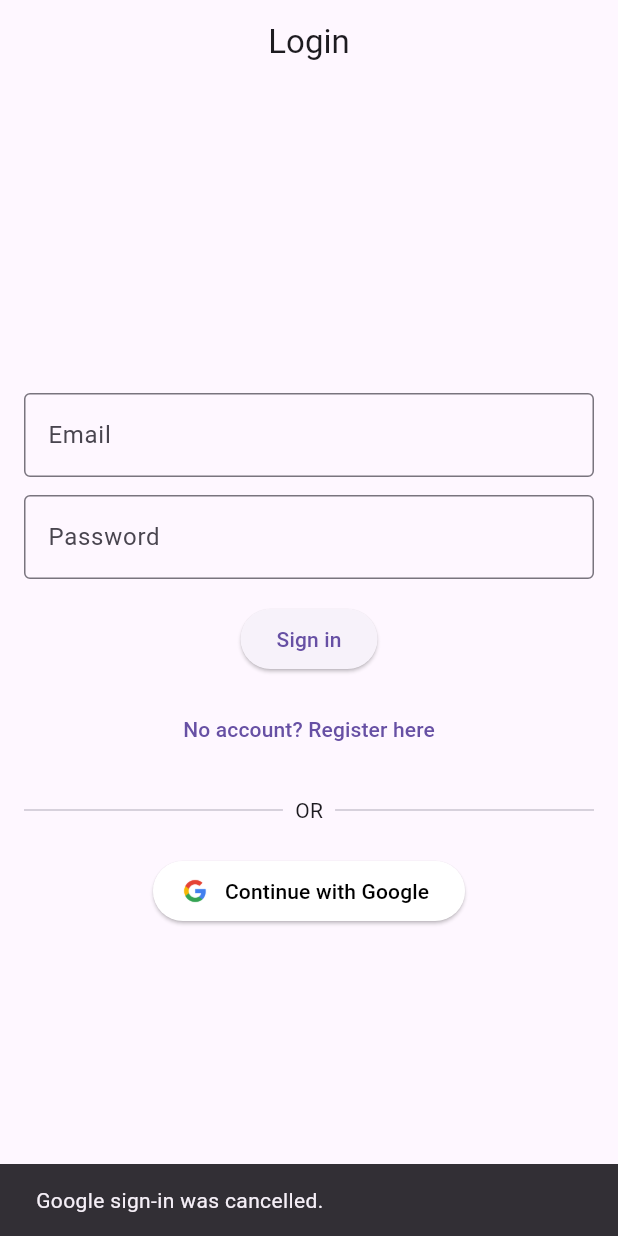
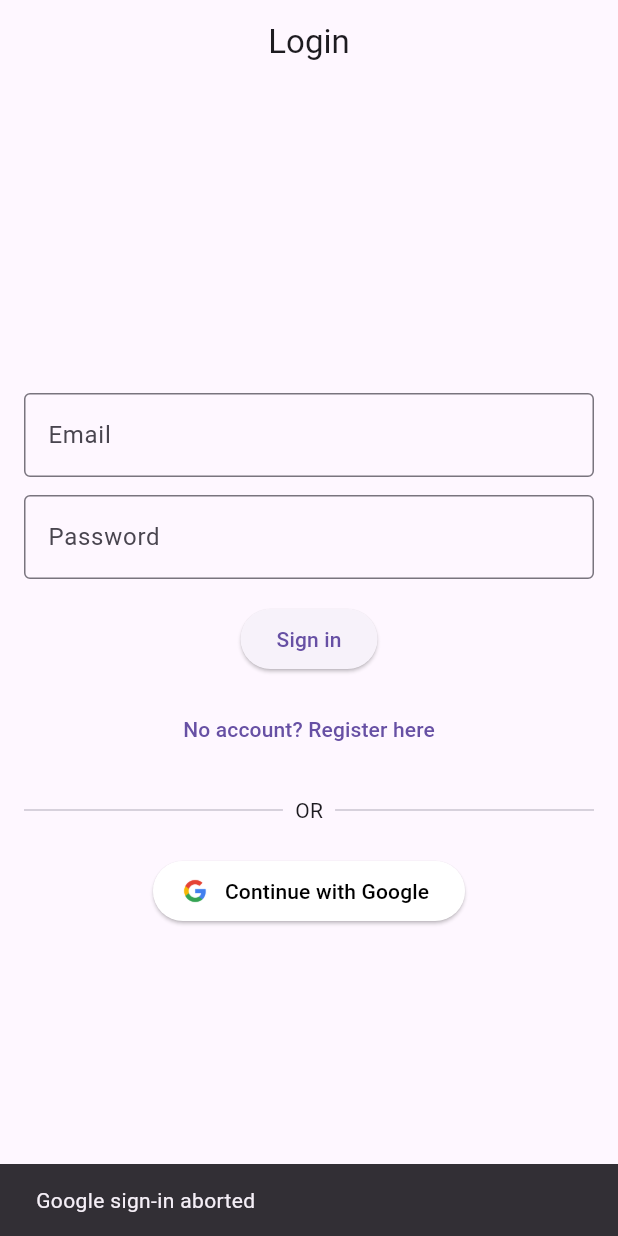
Before and after one commit to moahamedlamineremini/Ecommerce-Flutter, a Flutter app: the screen it shows after launch, after a tap on "Continue with Google", on a phone screen of 412 x 824 dp. Run offline on Flutter 3.47's test engine with Material 3 defaults, Android fonts, the phone set to English and light mode, and no system bars; our stand-ins replace firebase_auth, firebase_core, flutter_riverpod, go_router, google_sign_in; accounts and stored records are empty; generated files the repository leaves out were written again; network calls fail.

Commit message:
auth google update (some tests required)

```diff
--- a/lib/presentation/auth/auth_viewmodel.dart
+++ b/lib/presentation/auth/auth_viewmodel.dart
@@ -21,7 +21,7 @@ class AuthViewModel extends StateNotifier<User?> {
   Future<String?> signIn(String email, String password) async {
     try {
       await _auth.signInWithEmailAndPassword(email: email, password: password);
-      return null; // ✅ succès
+      return null; //  succès
     } on FirebaseAuthException catch (e) {
       return _mapErrorToMessage(e);
     } catch (_) {
@@ -48,11 +48,12 @@ class AuthViewModel extends StateNotifier<User?> {
     await _googleSignIn.signOut();
   }
 
-  /// Connexion avec Google
   Future<String?> signInWithGoogle() async {
     try {
-      final googleUser = await _googleSignIn.signIn();
-      if (googleUser == null) return "Google sign-in was cancelled.";
+      final googleUser = await GoogleSignIn().signIn();
+      if (googleUser == null) {
+        return "Google sign-in aborted";
+      }
 
       final googleAuth = await googleUser.authentication;
       final credential = GoogleAuthProvider.credential(
@@ -60,14 +61,13 @@ class AuthViewModel extends StateNotifier<User?> {
         idToken: googleAuth.idToken,
       );
 
-      await _auth.signInWithCredential(credential);
-      return null;
-    } on FirebaseAuthException catch (e) {
-      return _mapErrorToMessage(e);
-    } catch (_) {
-      return "Google sign-in failed. Please try again.";
+      await FirebaseAuth.instance.signInWithCredential(credential);
+      return null; // ✅ pas d’erreur
+    } catch (e) {
+      return e.toString();
     }
   }
+
 
   String _mapErrorToMessage(FirebaseAuthException e) {
     switch (e.code) {
--- a/lib/presentation/auth/login_page.dart
+++ b/lib/presentation/auth/login_page.dart
@@ -1,5 +1,6 @@
 import 'package:flutter/material.dart';
 import 'package:flutter_riverpod/flutter_riverpod.dart';
+import 'package:go_router/go_router.dart';
 import 'auth_viewmodel.dart';
 import '../catalog/catalog_page.dart';
 
@@ -13,6 +14,7 @@ class LoginPage extends ConsumerStatefulWidget {
 class _LoginPageState extends ConsumerState<LoginPage> {
   final emailCtrl = TextEditingController();
   final passCtrl = TextEditingController();
+  final confirmPassCtrl = TextEditingController();
   bool isRegister = false;
   bool isLoading = false;
 
@@ -50,19 +52,45 @@ class _LoginPageState extends ConsumerState<LoginPage> {
               obscureText: true,
             ),
             const SizedBox(height: 16),
-
+            // Confirm Password (uniquement si Register)
+            if (isRegister)
+              TextField(
+                controller: confirmPassCtrl,
+                decoration: const InputDecoration(
+                  labelText: 'Confirm Password',
+                  border: OutlineInputBorder(),
+                ),
+                obscureText: true,
+              ),
+            if (isRegister) const SizedBox(height: 16),
             // Login/Register button
             ElevatedButton(
               onPressed: isLoading
                   ? null
                   : () async {
+                // Vérification mot de passe en mode Register
+                if (isRegister &&
+                    passCtrl.text.trim() != confirmPassCtrl.text.trim()) {
+                  setState(() => isLoading = false);
+                  ScaffoldMessenger.of(context).showSnackBar(
+                    const SnackBar(
+                      content: Text("Passwords do not match"),
+                    ),
+                  );
+                  return; // on sort sans appeler Firebase
+                }
+
                 setState(() => isLoading = true);
                 final error = isRegister
                     ? await auth.register(
-                    emailCtrl.text.trim(), passCtrl.text.trim())
+                  emailCtrl.text.trim(),
+                  passCtrl.text.trim(),
+                )
                     : await auth.signIn(
-                    emailCtrl.text.trim(), passCtrl.text.trim());
-                setState(() => isLoading = false);
+                  emailCtrl.text.trim(),
+                  passCtrl.text.trim(),
+                );
+                setState(() => isLoading = false);;
 
                 if (error == null) {
 
@@ -75,7 +103,6 @@ class _LoginPageState extends ConsumerState<LoginPage> {
                     ),
                   );
                 } else {
-                  // ❌ Erreur
                   ScaffoldMessenger.of(context).showSnackBar(
                     SnackBar(content: Text(error)),
                   );
@@ -113,19 +140,31 @@ class _LoginPageState extends ConsumerState<LoginPage> {
             ElevatedButton.icon(
               onPressed: () async {
                 setState(() => isLoading = true);
-                final error = await auth.signInWithGoogle();
-                setState(() => isLoading = false);
+                String? error;
 
-                if (error == null) {
-                  ScaffoldMessenger.of(context).showSnackBar(
-                    const SnackBar(content: Text("Signed in with Google ✅")),
-                  );
-                } else {
+                try {
+                  error = await auth.signInWithGoogle();
+                } finally {
+                  setState(() => isLoading = false); // toujours exécuté
+                }
+
+    if (error == null) {
+    ScaffoldMessenger.of(context).showSnackBar(
+    const SnackBar(content: Text("Signed in with Google ✅")),
+    );
+    // au lieu de Navigator.pushReplacement
+    Future.delayed(Duration.zero, () {
+    context.go('/catalog');
+    });
+    }
+
+   else {
                   ScaffoldMessenger.of(context).showSnackBar(
                     SnackBar(content: Text(error)),
                   );
                 }
               },
+
               icon: Image.asset(
                 'assets/google_logo.webp',
                 height: 24,
```
